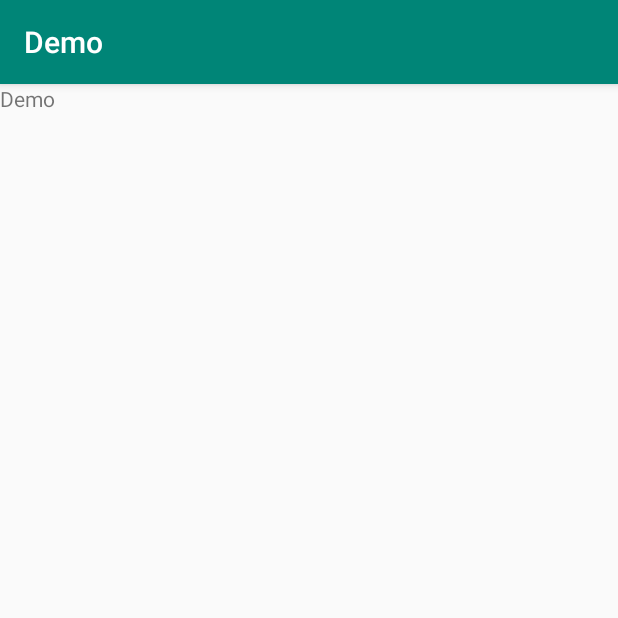
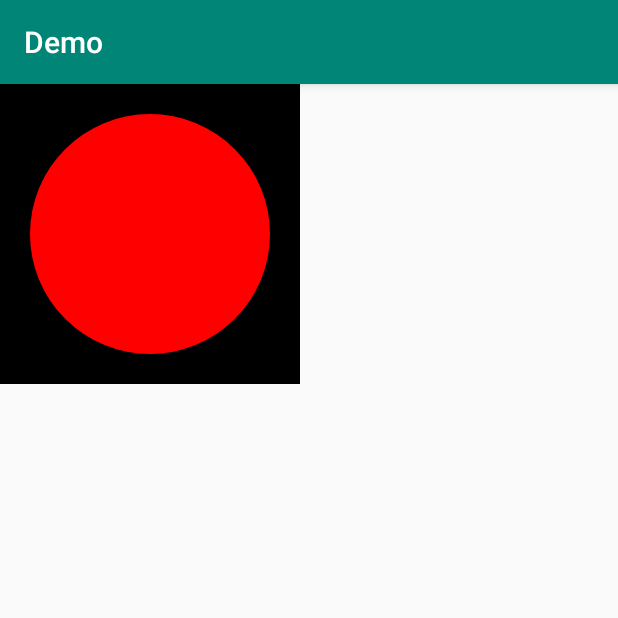
Before and after one commit to daishengda2018/AndroidKnowledgeSystem, an Android app: the screen it shows after launch (MainActivity), on a phone screen of 412 x 824 dp, the top half of it. Run offline under Robolectric (Android 15) with nearby library versions, the light colour scheme and no system bars.

Commit message:
添加 onMeasure Demo

```diff
--- a/Demo/app/src/main/java/com/example/dsd/demo/ui/custom/attrs/CustomAttrsDemo.java
+++ b/Demo/app/src/main/java/com/example/dsd/demo/ui/custom/attrs/CustomAttrsDemo.java
@@ -20,8 +20,8 @@ public class CustomAttrsDemo extends android.support.v7.widget.AppCompatTextView
     public CustomAttrsDemo(Context context, AttributeSet attrs) {
         super(context, attrs);
         TypedArray array = context.obtainStyledAttributes(attrs, R.styleable.CustomAttrsDemo);
-        mTextColor = array.getColor(R.styleable.CustomAttrsDemo_textColor, Color.BLACK);
-        mTextSize = array.getDimensionPixelSize(R.styleable.CustomAttrsDemo_textSize, 18);
+        mTextColor = array.getColor(R.styleable.CustomAttrsDemo_text_color, Color.BLACK);
+        mTextSize = array.getDimensionPixelSize(R.styleable.CustomAttrsDemo_text_size, 18);
         // 注意使用完成之后一定要回收
         array.recycle();
     }
--- a/Demo/app/src/main/res/layout/activity_main.xml
+++ b/Demo/app/src/main/res/layout/activity_main.xml
@@ -1,18 +1,28 @@
 <?xml version="1.0" encoding="utf-8"?>
-<FrameLayout
+<LinearLayout
     xmlns:android="http://schemas.android.com/apk/res/android"
     xmlns:app="http://schemas.android.com/apk/res-auto"
     xmlns:tools="http://schemas.android.com/tools"
     android:layout_width="match_parent"
     android:layout_height="match_parent"
+    android:orientation="horizontal"
     tools:context=".MainActivity">
 
-    <com.example.dsd.demo.ui.custom.attrs.CustomAttrsDemo
-        android:id="@+id/custom_attrs_demo"
+
+<!--    <com.example.dsd.demo.ui.custom.measure.SquareImageView-->
+<!--        android:background="@color/colorAccent"-->
+<!--        android:src="@drawable/ic_launcher_background"-->
+<!--        android:scaleType="centerCrop"-->
+<!--        android:layout_width="200dp"-->
+<!--        android:layout_height="300dp"/>-->
+
+<!--    <View-->
+<!--        android:background="@android:color/holo_blue_bright"-->
+<!--        android:layout_width="200dp"-->
+<!--        android:layout_height="200dp"/>-->
+
+    <com.example.dsd.demo.ui.custom.layout.CircleView
+        android:background="@android:color/background_dark"
         android:layout_width="wrap_content"
-        android:layout_height="wrap_content"
-        android:text="@string/app_name"
-        app:text_color="#333333"
-        app:text_size="10sp"/>
-
-</FrameLayout>
+        android:layout_height="wrap_content"/>
+</LinearLayout>
--- a/Demo/app/src/main/res/values/attrs.xml
+++ b/Demo/app/src/main/res/values/attrs.xml
@@ -14,7 +14,6 @@
             <flag name="right" value="0x05" />
             <flag name="center_vertical" value="0x10" />
         </attr>
-        <attr name="background" format="reference|color"/>
     </declare-styleable>
 
 </resources>
--- a/Demo/app/src/main/res/values/custom.xml
+++ b/Demo/app/src/main/res/values/custom.xml
@@ -1,8 +1,8 @@
 <?xml version="1.0" encoding="utf-8"?>
 <resources>
     <declare-styleable name="CustomAttrsDemo">
-        <attr name="textColor" format="color" />
-        <attr name="textSize" format="dimension" />
+        <attr name="text_color" format="color" />
+        <attr name="text_size" format="dimension" />
     </declare-styleable>
 
 </resources>
```
Also changed, not shown: Demo/app/src/main/java/com/example/dsd/demo/ui/custom/layout/CircleView.java (+16 -12 lines), Demo/app/src/main/java/com/example/dsd/demo/ui/custom/layout/TabLayout.java (renamed from Demo/app/src/main/java/com/example/dsd/demo/ui/custom/TabLayout.java, +13 -3 lines), Demo/app/src/main/java/com/example/dsd/demo/ui/custom/measure/SquareImageView.java (added, +48 -0 lines), 1 other file.
